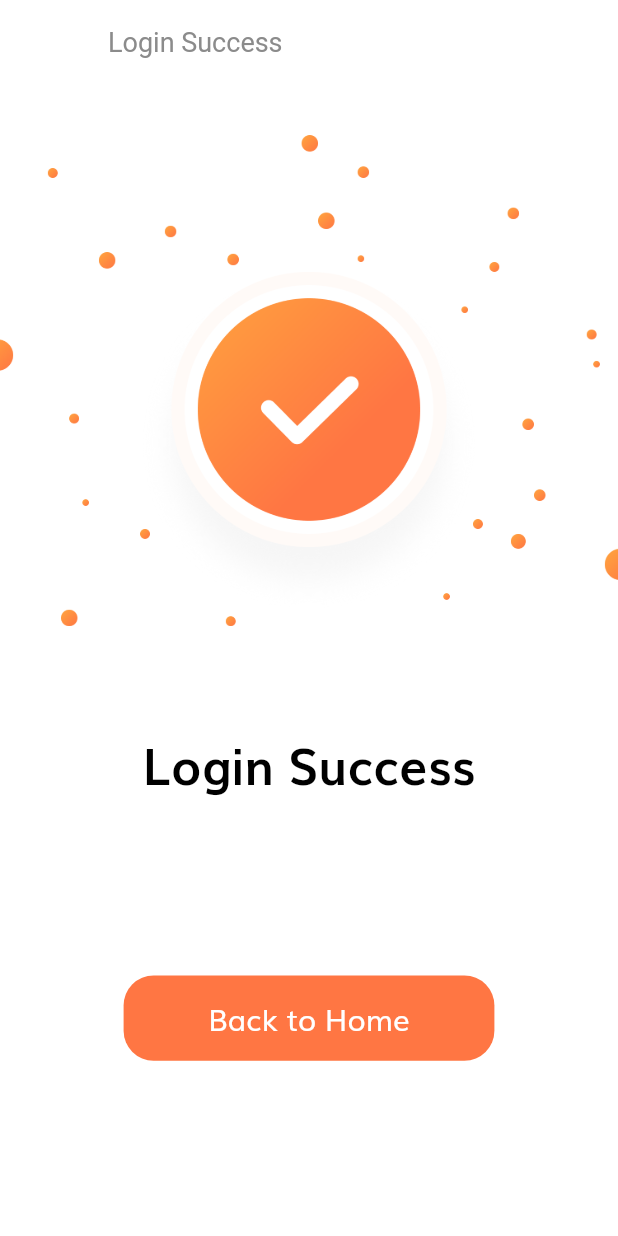
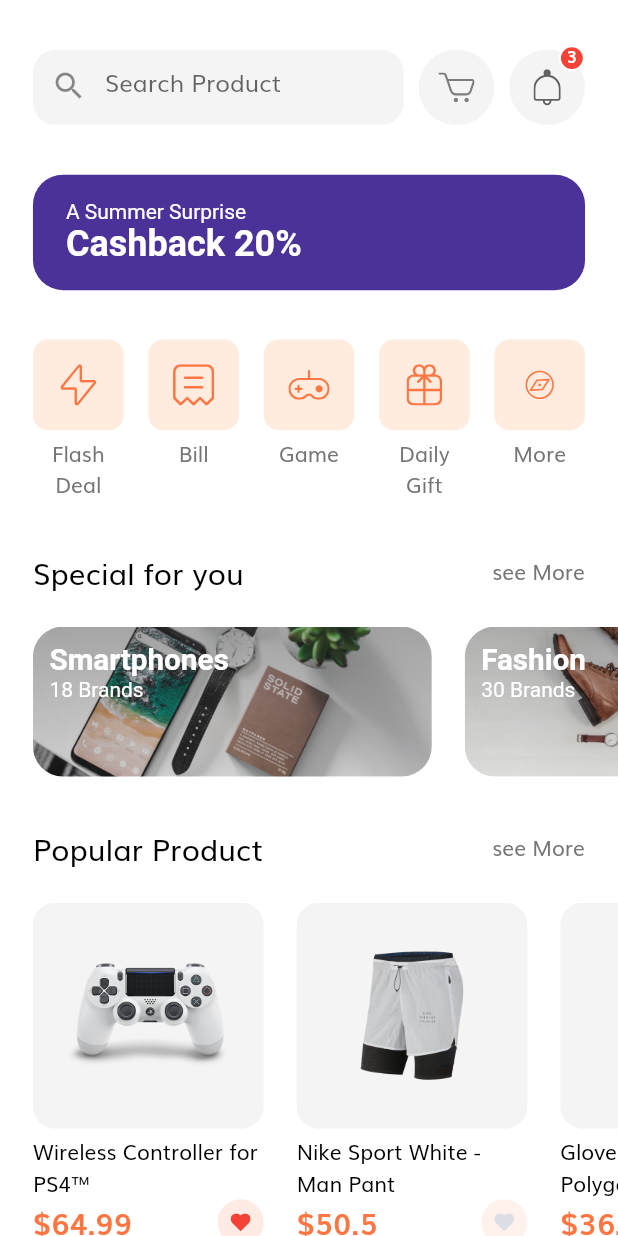
Before and after one commit to adutwum-soft/e-commernce-UI, a Flutter app: the LoginSuccess screen opened by its route, after a tap on "Back to Home", on a phone screen of 412 x 824 dp. Run offline on Flutter 3.47's test engine with Material 2 defaults, Android fonts, the phone set to English and light mode, and no system bars; our stand-ins replace flutter_svg.

Commit message:
design home ui

```diff
--- /dev/null
+++ b/lib/src/models/product.dart
@@ -0,0 +1,102 @@
+import 'package:e_commerce_ui/src/res/colors.dart';
+import 'package:flutter/material.dart';
+
+class Product {
+  final int id;
+  final String title, description;
+  final List<String> images;
+  final List<Color> colors;
+  final double rating, price;
+  final bool isFavourite, isPopular;
+
+  Product({
+    required this.id,
+    required this.images,
+    required this.colors,
+    required this.title,
+    required this.description,
+    required this.price,
+    this.rating = 0.0,
+    this.isFavourite = false,
+    this.isPopular = false,
+  });
+}
+
+List<Product> demoProducts = [
+  Product(
+    id: 1,
+    images: [
+      'assets/images/ps4_console_white_1.png',
+      'assets/images/ps4_console_white_2.png',
+      'assets/images/ps4_console_white_3.png',
+      'assets/images/ps4_console_white_4.png',
+    ],
+    colors: [
+      AppColors.softRed,
+      AppColors.slightlyDesaturatedViolet,
+      AppColors.verySoftOrange,
+      Colors.white,
+    ],
+    title: "Wireless Controller for PS4™",
+    price: 64.99,
+    description: description,
+    rating: 4.8,
+    isFavourite: true,
+    isPopular: true,
+  ),
+  Product(
+    id: 2,
+    images: [
+      "assets/images/Image Popular Product 2.png",
+    ],
+    colors: [
+      AppColors.softRed,
+      AppColors.slightlyDesaturatedViolet,
+      AppColors.verySoftOrange,
+      Colors.white,
+    ],
+    title: "Nike Sport White - Man Pant",
+    price: 50.5,
+    description: description,
+    rating: 4.1,
+    isPopular: true,
+  ),
+  Product(
+    id: 3,
+    images: [
+      "assets/images/glap.png",
+    ],
+    colors: [
+      AppColors.softRed,
+      AppColors.slightlyDesaturatedViolet,
+      AppColors.verySoftOrange,
+      Colors.white,
+    ],
+    title: "Gloves XC Omega - Polygon",
+    price: 36.55,
+    description: description,
+    rating: 4.1,
+    isFavourite: true,
+    isPopular: true,
+  ),
+  Product(
+    id: 4,
+    images: [
+      "assets/images/wireless headset.png",
+    ],
+    colors: [
+      AppColors.softRed,
+      AppColors.slightlyDesaturatedViolet,
+      AppColors.verySoftOrange,
+      Colors.white,
+    ],
+    title: "Logitech Head",
+    price: 20.20,
+    description: description,
+    rating: 4.1,
+    isFavourite: true,
+  ),
+];
+
+const String description =
+    "Wireless Controller for PS4™ gives you what you want in your gaming from over precision control your games to sharing …";
--- a/lib/src/res/colors.dart
+++ b/lib/src/res/colors.dart
@@ -12,4 +12,9 @@ class AppColors {
 
   static const kSecondaryColor = Color(0xFF979797);
   static const kTextColor = Color(0xFF757575);
+  static const darkBlue = Color(0xFF4A3298);
+
+  static const softRed = Color(0xFFF6625E);
+  static const slightlyDesaturatedViolet = Color(0xFF836DB8);
+  static const verySoftOrange = Color(0xFFDECB9C);
 }
--- a/lib/src/ui/home.dart
+++ b/lib/src/ui/home.dart
@@ -1,14 +1,14 @@
+import 'package:e_commerce_ui/src/widget/home_widgets/home_body.dart';
 import 'package:flutter/material.dart';
 
 class Home extends StatelessWidget {
+  static String routeName = "/home";
   const Home({Key? key}) : super(key: key);
 
   @override
   Widget build(BuildContext context) {
     return Scaffold(
-      appBar: AppBar(
-        title: const Text('Home'),
-      ),
+      body: const HomeBody(),
     );
   }
 }
--- a/lib/src/utils/routes.dart
+++ b/lib/src/utils/routes.dart
@@ -1,4 +1,5 @@
 import 'package:e_commerce_ui/src/ui/forgot_passaword.dart';
+import 'package:e_commerce_ui/src/ui/home.dart';
 import 'package:e_commerce_ui/src/ui/login_success.dart';
 import 'package:e_commerce_ui/src/ui/complete_profile.dart';
 import 'package:e_commerce_ui/src/ui/otp_verif.dart';
@@ -15,4 +16,5 @@ final Map<String, WidgetBuilder> routes = {
   Signup.routeName: (context) => const Signup(),
   CompleteProfile.routeName: (context) => const CompleteProfile(),
   OTPVerify.routeName: (context) => const OTPVerify(),
+  Home.routeName: (context) => const Home(),
 };
--- /dev/null
+++ b/lib/src/widget/home_widgets/app_banner.dart
@@ -0,0 +1,49 @@
+import 'package:e_commerce_ui/src/res/colors.dart';
+import 'package:e_commerce_ui/src/res/dimen.dart';
+import 'package:flutter/material.dart';
+
+class AppBanner extends StatelessWidget {
+  final String title;
+  final String des;
+  const AppBanner({
+    Key? key,
+    required this.title,
+    required this.des,
+  }) : super(key: key);
+
+  @override
+  Widget build(BuildContext context) {
+    return Container(
+      width: MediaQuery.of(context).size.width,
+      // height: 90,
+      margin: EdgeInsets.symmetric(
+        horizontal: AppDimen.getProportionateScreenWidth(20),
+      ),
+      padding: EdgeInsets.symmetric(
+        horizontal: AppDimen.getProportionateScreenWidth(20),
+        vertical: AppDimen.getProportionateScreenWidth(15),
+      ),
+      decoration: BoxDecoration(
+        color: AppColors.darkBlue,
+        borderRadius: BorderRadius.circular(20),
+      ),
+      child: Text.rich(
+        TextSpan(
+          text: '$title\n',
+          style: const TextStyle(
+            color: Colors.white,
+          ),
+          children: [
+            TextSpan(
+              text: des,
+              style: const TextStyle(
+                fontSize: 24,
+                fontWeight: FontWeight.bold,
+              ),
+            ),
+          ],
+        ),
+      ),
+    );
+  }
+}
--- /dev/null
+++ b/lib/src/widget/home_widgets/categories.dart
@@ -0,0 +1,38 @@
+import 'package:e_commerce_ui/src/res/dimen.dart';
+import 'package:flutter/material.dart';
+
+import 'category_card.dart';
+
+class Categories extends StatelessWidget {
+  const Categories({Key? key}) : super(key: key);
+
+  @override
+  Widget build(BuildContext context) {
+    List<Map<String, dynamic>> categories = [
+      {"icon": "assets/icons/Flash Icon.svg", "text": "Flash Deal"},
+      {"icon": "assets/icons/Bill Icon.svg", "text": "Bill"},
+      {"icon": "assets/icons/Game Icon.svg", "text": "Game"},
+      {"icon": "assets/icons/Gift Icon.svg", "text": "Daily Gift"},
+      {"icon": "assets/icons/Discover.svg", "text": "More"},
+    ];
+    return Padding(
+      padding: EdgeInsets.symmetric(
+        horizontal: AppDimen.getProportionateScreenWidth(20),
+      ),
+      child: Row(
+        mainAxisAlignment: MainAxisAlignment.spaceBetween,
+        crossAxisAlignment: CrossAxisAlignment.start,
+        children: [
+          ...List.generate(
+            categories.length,
+            (index) => CategoryCard(
+              text: categories[index]['text'],
+              icon: categories[index]['icon'],
+              press: () {},
+            ),
+          ),
+        ],
+      ),
+    );
+  }
+}
--- /dev/null
+++ b/lib/src/widget/home_widgets/category_card.dart
@@ -0,0 +1,46 @@
+import 'package:e_commerce_ui/src/res/dimen.dart';
+import 'package:flutter/material.dart';
+import 'package:flutter_svg/svg.dart';
+
+class CategoryCard extends StatelessWidget {
+  final String icon;
+  final String text;
+  final Function? press;
+  const CategoryCard({
+    Key? key,
+    required this.icon,
+    required this.text,
+    required this.press,
+  }) : super(key: key);
+
+  @override
+  Widget build(BuildContext context) {
+    return InkWell(
+      onTap: () => press,
+      child: SizedBox(
+        width: AppDimen.getProportionateScreenWidth(55),
+        child: Column(
+          children: [
+            AspectRatio(
+              aspectRatio: 1,
+              child: Container(
+                padding:
+                    EdgeInsets.all(AppDimen.getProportionateScreenWidth(15)),
+                decoration: BoxDecoration(
+                  color: const Color(0xFFFFECDF),
+                  borderRadius: BorderRadius.circular(10),
+                ),
+                child: SvgPicture.asset(icon),
+              ),
+            ),
+            const SizedBox(height: 5),
+            Text(
+              text,
+              textAlign: TextAlign.center,
+            ),
+          ],
+        ),
+      ),
+    );
+  }
+}
--- /dev/null
+++ b/lib/src/widget/home_widgets/home_body.dart
@@ -0,0 +1,43 @@
+import 'package:e_commerce_ui/src/models/product.dart';
+import 'package:e_commerce_ui/src/res/colors.dart';
+import 'package:e_commerce_ui/src/res/dimen.dart';
+import 'package:flutter/material.dart';
+import 'package:flutter_svg/svg.dart';
+
+import 'app_banner.dart';
+import 'categories.dart';
+import 'home_header.dart';
+import 'popular_products.dart';
+import 'product_card.dart';
+import 'session_title.dart';
+import 'special_offer_card.dart';
+
+class HomeBody extends StatelessWidget {
+  const HomeBody({Key? key}) : super(key: key);
+
+  @override
+  Widget build(BuildContext context) {
+    return SafeArea(
+      child: SingleChildScrollView(
+        child: Column(
+          children: [
+            SizedBox(height: AppDimen.getProportionateScreenWidth(30)),
+            const HomeHeader(),
+            SizedBox(height: AppDimen.getProportionateScreenWidth(30)),
+            const AppBanner(
+              title: 'A Summer Surprise',
+              des: 'Cashback 20%',
+            ),
+            SizedBox(height: AppDimen.getProportionateScreenWidth(30)),
+            const Categories(),
+            SizedBox(height: AppDimen.getProportionateScreenWidth(30)),
+            const SpecialOfferCard(),
+            SizedBox(height: AppDimen.getProportionateScreenWidth(30)),
+            const PopularProducts(),
+            SizedBox(height: AppDimen.getProportionateScreenWidth(30)),
+          ],
+        ),
+      ),
+    );
+  }
+}
--- /dev/null
+++ b/lib/src/widget/home_widgets/home_header.dart
@@ -0,0 +1,35 @@
+import 'package:e_commerce_ui/src/res/dimen.dart';
+import 'package:flutter/material.dart';
+
+import '../icon_botton_counter.dart';
+import '../search_field.dart';
+
+class HomeHeader extends StatelessWidget {
+  const HomeHeader({Key? key}) : super(key: key);
+
+  @override
+  Widget build(BuildContext context) {
+    return Padding(
+      padding: EdgeInsets.symmetric(
+        horizontal: AppDimen.getProportionateScreenWidth(20),
+      ),
+      child: Row(
+        mainAxisAlignment: MainAxisAlignment.spaceBetween,
+        children: [
+          const SearchField(placeholder: 'Search Product'),
+          IconBottonCounter(
+            svgIcon: 'assets/icons/Cart Icon.svg',
+            num: '0',
+            press: () {},
+          ),
+          IconBottonCounter(
+            svgIcon: 'assets/icons/Bell.svg',
+            num: '3',
+            press: () {},
+            notification: true,
+          ),
+        ],
+      ),
+    );
+  }
+}
--- /dev/null
+++ b/lib/src/widget/home_widgets/popular_products.dart
@@ -0,0 +1,38 @@
+import 'package:e_commerce_ui/src/models/product.dart';
+import 'package:e_commerce_ui/src/res/dimen.dart';
+import 'package:flutter/material.dart';
+
+import 'product_card.dart';
+import 'session_title.dart';
+
+class PopularProducts extends StatelessWidget {
+  const PopularProducts({
+    Key? key,
+  }) : super(key: key);
+
+  @override
+  Widget build(BuildContext context) {
+    return Column(
+      children: [
+        SessionTitle(
+          leading: 'Popular Product',
+          press: () {},
+        ),
+        SizedBox(height: AppDimen.getProportionateScreenWidth(20)),
+        SingleChildScrollView(
+          scrollDirection: Axis.horizontal,
+          child: Row(
+            crossAxisAlignment: CrossAxisAlignment.start,
+            children: [
+              ...List.generate(
+                demoProducts.length,
+                (index) => ProductCard(product: demoProducts[index]),
+              ),
+              SizedBox(width: AppDimen.getProportionateScreenWidth(20)),
+            ],
+          ),
+        ),
+      ],
+    );
+  }
+}
--- /dev/null
+++ b/lib/src/widget/home_widgets/product_card.dart
@@ -0,0 +1,91 @@
+import 'package:e_commerce_ui/src/models/product.dart';
+import 'package:e_commerce_ui/src/res/colors.dart';
+import 'package:e_commerce_ui/src/res/dimen.dart';
+import 'package:flutter/material.dart';
+import 'package:flutter_svg/svg.dart';
+
+class ProductCard extends StatelessWidget {
+  final Product product;
+  final double width, aspectRetention;
+  const ProductCard({
+    Key? key,
+    required this.product,
+    this.width = 140,
+    this.aspectRetention = 1.02,
+  }) : super(key: key);
+
+  @override
+  Widget build(BuildContext context) {
+    return Padding(
+      padding: EdgeInsets.only(
+        left: AppDimen.getProportionateScreenWidth(20),
+      ),
+      child: SizedBox(
+        width: AppDimen.getProportionateScreenWidth(width),
+        child: Column(
+          crossAxisAlignment: CrossAxisAlignment.start,
+          children: [
+            AspectRatio(
+              aspectRatio: aspectRetention,
+              child: Container(
+                padding: EdgeInsets.all(
+                  AppDimen.getProportionateScreenWidth(20),
+                ),
+                decoration: BoxDecoration(
+                  color: AppColors.kSecondaryColor.withOpacity(0.1),
+                  borderRadius: BorderRadius.circular(15),
+                ),
+                child: Image.asset(product.images[0]),
+              ),
+            ),
+            const SizedBox(height: 5),
+            Text(
+              product.title,
+              maxLines: 2,
+              style: const TextStyle(
+                color: Colors.black,
+              ),
+              overflow: TextOverflow.ellipsis,
+            ),
+            Row(
+              mainAxisAlignment: MainAxisAlignment.spaceBetween,
+              children: [
+                Text(
+                  '\$${product.price}',
+                  style: TextStyle(
+                    fontSize: AppDimen.getProportionateScreenWidth(18),
+                    fontWeight: FontWeight.w600,
+                    color: AppColors.kPrimaryColor,
+                  ),
+                ),
+                InkWell(
+                  borderRadius: BorderRadius.circular(30),
+                  onTap: () {},
+                  child: Container(
+                    padding: EdgeInsets.all(
+                      AppDimen.getProportionateScreenWidth(8),
+                    ),
+                    width: AppDimen.getProportionateScreenWidth(28),
+                    height: AppDimen.getProportionateScreenWidth(28),
+                    decoration: BoxDecoration(
+                      color: product.isFavourite
+                          ? AppColors.kPrimaryColor.withOpacity(0.15)
+                          : AppColors.kPrimaryColor.withOpacity(0.1),
+                      shape: BoxShape.circle,
+                    ),
+                    child: SvgPicture.asset(
+                      'assets/icons/Heart Icon_2.svg',
+                      color: product.isFavourite
+                          ? Colors.red
+                          : const Color(0xFFDBDEE4),
+                    ),
+                  ),
+                ),
+              ],
+            ),
+          ],
+        ),
+      ),
+    );
+  }
+}
--- /dev/null
+++ b/lib/src/widget/home_widgets/session_title.dart
@@ -0,0 +1,39 @@
+import 'package:e_commerce_ui/src/res/dimen.dart';
+import 'package:flutter/material.dart';
+
+class SessionTitle extends StatelessWidget {
+  final String leading;
+  final Function? press;
+  const SessionTitle({
+    Key? key,
+    required this.leading,
+    required this.press,
+  }) : super(key: key);
+
+  @override
+  Widget build(BuildContext context) {
+    return Padding(
+      padding: EdgeInsets.symmetric(
+        horizontal: AppDimen.getProportionateScreenWidth(20),
+      ),
+      child: Row(
+        mainAxisAlignment: MainAxisAlignment.spaceBetween,
+        children: [
+          Text(
+            leading,
+            style: TextStyle(
+              fontSize: AppDimen.getProportionateScreenWidth(18),
+              color: Colors.black,
+            ),
+          ),
+          GestureDetector(
+            onTap: () => press,
+            child: const Text(
+              'see More',
+            ),
+          ),
+        ],
+      ),
+    );
+  }
+}
--- /dev/null
+++ b/lib/src/widget/home_widgets/special_offer.dart
@@ -0,0 +1,73 @@
+import 'package:e_commerce_ui/src/res/dimen.dart';
+import 'package:flutter/material.dart';
+
+class SpecialOffer extends StatelessWidget {
+  final String category, image;
+  final int numOfBrands;
+  final VoidCallback press;
+  const SpecialOffer({
+    Key? key,
+    required this.category,
+    required this.image,
+    required this.numOfBrands,
+    required this.press,
+  }) : super(key: key);
+
+  @override
+  Widget build(BuildContext context) {
+    return Padding(
+      padding: EdgeInsets.only(left: AppDimen.getProportionateScreenWidth(20)),
+      child: SizedBox(
+        width: AppDimen.getProportionateScreenWidth(242),
+        height: 100,
+        child: ClipRRect(
+          borderRadius: BorderRadius.circular(20),
+          child: Stack(
+            children: [
+              Image.asset(
+                image,
+                fit: BoxFit.cover,
+                width: MediaQuery.of(context).size.width,
+              ),
+              Container(
+                decoration: BoxDecoration(
+                  gradient: LinearGradient(
+                    begin: Alignment.topCenter,
+                    end: Alignment.bottomCenter,
+                    colors: [
+                      const Color(0xFF343434).withOpacity(0.4),
+                      const Color(0xFF343434).withOpacity(0.15),
+                    ],
+                  ),
+                ),
+              ),
+              Padding(
+                padding: EdgeInsets.symmetric(
+                  horizontal: AppDimen.getProportionateScreenWidth(10),
+                  vertical: AppDimen.getProportionateScreenWidth(10),
+                ),
+                child: Text.rich(
+                  TextSpan(
+                    style: const TextStyle(
+                      color: Colors.white,
+                    ),
+                    children: [
+                      TextSpan(
+                        text: "$category\n",
+                        style: TextStyle(
+                          fontSize: AppDimen.getProportionateScreenWidth(18),
+                          fontWeight: FontWeight.bold,
+                        ),
+                      ),
+                      TextSpan(text: "$numOfBrands Brands"),
+                    ],
+                  ),
+                ),
+              ),
+            ],
+          ),
+        ),
+      ),
+    );
+  }
+}
--- /dev/null
+++ b/lib/src/widget/home_widgets/special_offer_card.dart
@@ -0,0 +1,44 @@
+import 'package:e_commerce_ui/src/res/dimen.dart';
+import 'package:e_commerce_ui/src/widget/home_widgets/session_title.dart';
+import 'package:flutter/material.dart';
+
+import 'special_offer.dart';
+
+class SpecialOfferCard extends StatelessWidget {
+  const SpecialOfferCard({
+    Key? key,
+  }) : super(key: key);
+
+  @override
+  Widget build(BuildContext context) {
+    return Column(
+      children: [
+        SessionTitle(
+          leading: 'Special for you',
+          press: () {},
+        ),
+        SizedBox(height: AppDimen.getProportionateScreenWidth(20)),
+        SingleChildScrollView(
+          scrollDirection: Axis.horizontal,
+          child: Row(
+            children: [
+              SpecialOffer(
+                category: 'Smartphones',
+                numOfBrands: 18,
+                image: 'assets/images/Image Banner 2.png',
+                press: () {},
+              ),
+              SpecialOffer(
+                category: 'Fashion',
+                numOfBrands: 30,
+                image: 'assets/images/Image Banner 3.png',
+                press: () {},
+              ),
+              SizedBox(width: AppDimen.getProportionateScreenWidth(20))
+            ],
+          ),
+        ),
+      ],
+    );
+  }
+}
--- /dev/null
+++ b/lib/src/widget/icon_botton_counter.dart
@@ -0,0 +1,76 @@
+import 'package:e_commerce_ui/src/res/colors.dart';
+import 'package:e_commerce_ui/src/res/dimen.dart';
+import 'package:flutter/material.dart';
+import 'package:flutter_svg/svg.dart';
+
+class IconBottonCounter extends StatelessWidget {
+  final String svgIcon;
+  final String num;
+  final bool? notification;
+  final Function? press;
+  const IconBottonCounter({
+    Key? key,
+    required this.svgIcon,
+    required this.num,
+    this.notification = false,
+    required this.press,
+  }) : super(key: key);
+
+  @override
+  Widget build(BuildContext context) {
+    return InkWell(
+      onTap: () => press!,
+      borderRadius: BorderRadius.circular(50),
+      child: Stack(
+        clipBehavior: Clip.none,
+        children: [
+          Container(
+            padding: EdgeInsets.all(
+              AppDimen.getProportionateScreenWidth(12),
+            ),
+            height: AppDimen.getProportionateScreenWidth(46),
+            width: AppDimen.getProportionateScreenWidth(46),
+            decoration: iconBoxDec(),
+            child: SvgPicture.asset(svgIcon),
+          ),
+          notification == false
+              ? Container()
+              : Positioned(
+                  top: -3,
+                  right: 0,
+                  child: Container(
+                    height: AppDimen.getProportionateScreenWidth(16),
+                    width: AppDimen.getProportionateScreenWidth(16),
+                    decoration: BoxDecoration(
+                      color: Colors.red,
+                      shape: BoxShape.circle,
+                      border: Border.all(
+                        width: 1.5,
+                        color: Colors.white,
+                      ),
+                    ),
+                    child: Center(
+                      child: Text(
+                        num,
+                        style: TextStyle(
+                          fontSize: AppDimen.getProportionateScreenWidth(10),
+                          height: 1,
+                          color: Colors.white,
+                          fontWeight: FontWeight.w600,
+                        ),
+                      ),
+                    ),
+                  ),
+                ),
+        ],
+      ),
+    );
+  }
+
+  BoxDecoration iconBoxDec() {
+    return BoxDecoration(
+      color: AppColors.kSecondaryColor.withOpacity(0.1),
+      shape: BoxShape.circle,
+    );
+  }
+}
--- a/lib/src/widget/login_success/login_success_body.dart
+++ b/lib/src/widget/login_success/login_success_body.dart
@@ -1,4 +1,5 @@
 import 'package:e_commerce_ui/src/res/dimen.dart';
+import 'package:e_commerce_ui/src/ui/home.dart';
 import 'package:flutter/material.dart';
 
 import '../default_button.dart';
@@ -28,7 +29,10 @@ class LoginSuccessBody extends StatelessWidget {
           const Spacer(),
           SizedBox(
             width: AppDimen.screenWidth * 0.6,
-            child: DefaultButton(text: "Back to Home", onPress: () {}),
+            child: DefaultButton(
+              text: "Back to Home",
+              onPress: () => Navigator.pushNamed(context, Home.routeName),
+            ),
           ),
           const Spacer(),
         ],
--- /dev/null
+++ b/lib/src/widget/search_field.dart
@@ -0,0 +1,38 @@
+import 'package:e_commerce_ui/src/res/colors.dart';
+import 'package:e_commerce_ui/src/res/dimen.dart';
+import 'package:flutter/material.dart';
+
+class SearchField extends StatelessWidget {
+  final String placeholder;
+  const SearchField({
+    Key? key,
+    required this.placeholder,
+  }) : super(key: key);
+
+  @override
+  Widget build(BuildContext context) {
+    return Container(
+      width: AppDimen.screenWidth * 0.6, // 60% of our width
+      height: 50,
+      decoration: BoxDecoration(
+        color: AppColors.kSecondaryColor.withOpacity(0.1),
+        borderRadius: BorderRadius.circular(15),
+      ),
+      child: TextField(
+        onChanged: (value) {
+          // search here
+        },
+        decoration: InputDecoration(
+          enabledBorder: InputBorder.none,
+          focusedBorder: InputBorder.none,
+          hintText: placeholder,
+          prefixIcon: const Icon(Icons.search),
+          contentPadding: EdgeInsets.symmetric(
+            horizontal: AppDimen.getProportionateScreenWidth(20),
+            vertical: AppDimen.getProportionateScreenHeight(9),
+          ),
+        ),
+      ),
+    );
+  }
+}
```
